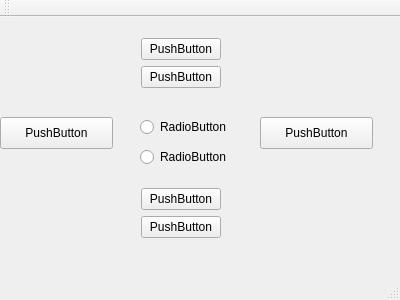
This is ntiss.ui in ezreal-org/XcodeGo as Qt 5 draws it before an edit. The edited form follows.
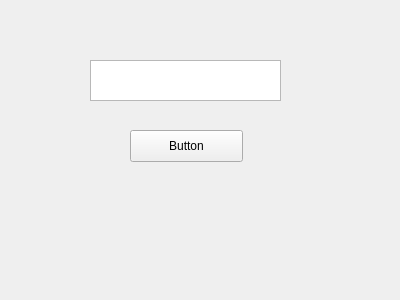
This is the edited form.

The edit to the form file:
```diff
--- a/ntiss.ui
+++ b/ntiss.ui
@@ -17,162 +17,30 @@
    <widget class="QPushButton" name="pushButton">
     <property name="geometry">
      <rect>
-      <x>0</x>
-      <y>100</y>
-      <width>113</width>
-      <height>32</height>
-     </rect>
-    </property>
-    <property name="text">
-     <string>PushButton</string>
-    </property>
-   </widget>
-   <widget class="QRadioButton" name="radioButton">
-    <property name="geometry">
-     <rect>
-      <x>140</x>
-      <y>100</y>
-      <width>100</width>
-      <height>20</height>
-     </rect>
-    </property>
-    <property name="text">
-     <string>RadioButton</string>
-    </property>
-   </widget>
-   <widget class="QRadioButton" name="radioButton_2">
-    <property name="geometry">
-     <rect>
-      <x>140</x>
+      <x>130</x>
       <y>130</y>
-      <width>100</width>
-      <height>20</height>
-     </rect>
-    </property>
-    <property name="text">
-     <string>RadioButton</string>
-    </property>
-   </widget>
-   <widget class="QLabel" name="label">
-    <property name="geometry">
-     <rect>
-      <x>50</x>
-      <y>270</y>
-      <width>60</width>
-      <height>16</height>
-     </rect>
-    </property>
-    <property name="text">
-     <string>status</string>
-    </property>
-   </widget>
-   <widget class="QPushButton" name="pushButton_5">
-    <property name="geometry">
-     <rect>
-      <x>0</x>
-      <y>270</y>
       <width>113</width>
       <height>32</height>
      </rect>
     </property>
     <property name="text">
-     <string>PushButton</string>
+     <string>Button</string>
     </property>
    </widget>
-   <widget class="QPushButton" name="pushButton_6">
+   <widget class="QPlainTextEdit" name="plainTextEdit">
     <property name="geometry">
      <rect>
-      <x>20</x>
-      <y>270</y>
-      <width>113</width>
-      <height>32</height>
+      <x>90</x>
+      <y>60</y>
+      <width>191</width>
+      <height>41</height>
      </rect>
     </property>
-    <property name="text">
-     <string>PushButton</string>
+    <property name="verticalScrollBarPolicy">
+     <enum>Qt::ScrollBarAlwaysOff</enum>
     </property>
-    <property name="autoDefault">
-     <bool>true</bool>
-    </property>
-    <property name="flat">
-     <bool>false</bool>
-    </property>
    </widget>
-   <widget class="QWidget" name="layoutWidget">
-    <property name="geometry">
-     <rect>
-      <x>130</x>
-      <y>160</y>
-      <width>111</width>
-      <height>90</height>
-     </rect>
-    </property>
-    <layout class="QFormLayout" name="formLayout">
-     <item row="1" column="0">
-      <widget class="QPushButton" name="pushButton_3">
-       <property name="text">
-        <string>PushButton</string>
-       </property>
-      </widget>
-     </item>
-     <item row="2" column="0">
-      <widget class="QPushButton" name="pushButton_4">
-       <property name="text">
-        <string>PushButton</string>
-       </property>
-      </widget>
-     </item>
-    </layout>
-   </widget>
-   <widget class="QPushButton" name="pushButton_2">
-    <property name="geometry">
-     <rect>
-      <x>260</x>
-      <y>100</y>
-      <width>113</width>
-      <height>32</height>
-     </rect>
-    </property>
-    <property name="text">
-     <string>PushButton</string>
-    </property>
-   </widget>
-   <widget class="QWidget" name="layoutWidget_2">
-    <property name="geometry">
-     <rect>
-      <x>130</x>
-      <y>10</y>
-      <width>111</width>
-      <height>90</height>
-     </rect>
-    </property>
-    <layout class="QFormLayout" name="formLayout_2">
-     <item row="1" column="0">
-      <widget class="QPushButton" name="pushButton_7">
-       <property name="text">
-        <string>PushButton</string>
-       </property>
-      </widget>
-     </item>
-     <item row="2" column="0">
-      <widget class="QPushButton" name="pushButton_8">
-       <property name="text">
-        <string>PushButton</string>
-       </property>
-      </widget>
-     </item>
-    </layout>
-   </widget>
   </widget>
-  <widget class="QToolBar" name="mainToolBar">
-   <attribute name="toolBarArea">
-    <enum>TopToolBarArea</enum>
-   </attribute>
-   <attribute name="toolBarBreak">
-    <bool>false</bool>
-   </attribute>
-  </widget>
-  <widget class="QStatusBar" name="statusBar"/>
  </widget>
  <layoutdefault spacing="6" margin="11"/>
  <resources/>
```
